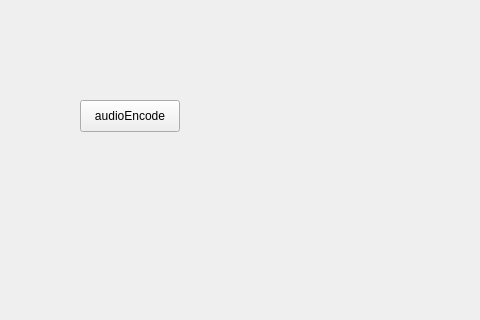
waitwalker/ffmpegDemos, file aac_decode/mainwindow.ui: the form before one commit; both pictures show x 0 to 480 and y 0 to 320 of the 800 by 600 pixel window.
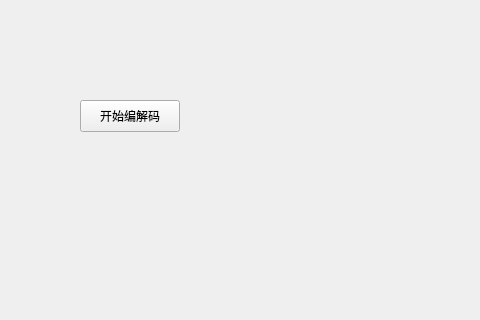
The form after the commit.

Commit message: aac解码调试

```diff
--- a/aac_decode/mainwindow.ui
+++ b/aac_decode/mainwindow.ui
@@ -24,7 +24,7 @@
      </rect>
     </property>
     <property name="text">
-     <string>audioEncode</string>
+     <string>开始编解码</string>
     </property>
    </widget>
   </widget>
```
The commit also changes 2 other files.
